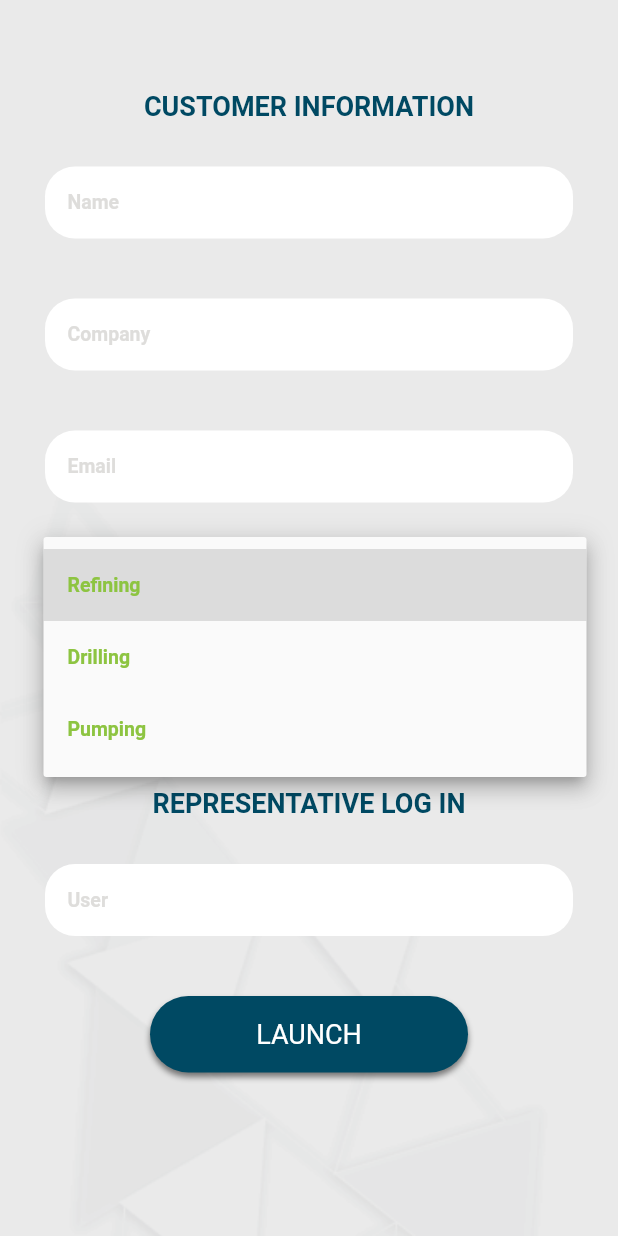
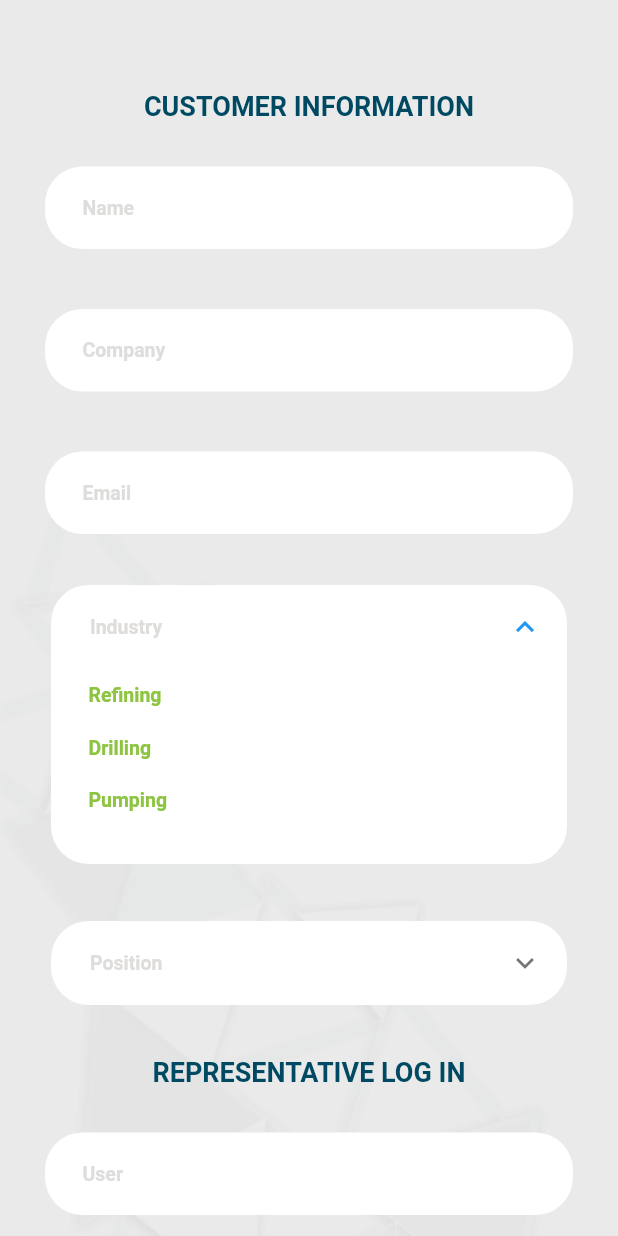
Before and after one commit to SonQBChau/brand_root_solution, a Flutter app: the CustomerInfoPage screen opened by its route, after a tap on "Industry", on a phone screen of 412 x 824 dp. Run offline on Flutter 3.47's test engine with Material 2 defaults, Android fonts, the phone set to English and light mode, and no system bars; our stand-ins replace charts_flutter, photo_view; missing offline and left inert: animator, esys_flutter_share; Roboto replaces fonts that are missing (GothicA1).

Commit message:
position widget and improve UI

```diff
--- a/lib/main.dart
+++ b/lib/main.dart
@@ -32,7 +32,7 @@ class MyApp extends StatelessWidget {
       ),
       initialRoute: '/',
       routes:{
-        '/':(context) => MyHomePage(),
+        '/':(context) => CustomerInfoPage(),
         '/customer':(context) => CustomerInfoPage(),
         '/menu':(context) => MenuPage(),
         '/mi':(context) => MiStrategyPage(),
--- a/lib/screens/customer_info_page.dart
+++ b/lib/screens/customer_info_page.dart
@@ -21,35 +21,35 @@ class CustomerInfoPage extends StatefulWidget {
 class _CustomerInfoPageState extends State<CustomerInfoPage> {
   final _formKey = GlobalKey<FormState>();
   bool _autoValidate = false;
-  bool showIndustryError = false;
-  bool showPositionError = false;
+//  bool showIndustryError = false;
+//  bool showPositionError = false;
 
   void validateForm(){
     _autoValidate = true;
     //manually check dropdownbutton value
-    if (globals.customerIndustry == null){
-      setState(() {
-        showIndustryError = true;
-      });
-    }
-    else{
-      setState(() {
-        showIndustryError = false;
-      });
-    }
-    if (globals.customerPosition == null){
-      setState(() {
-        showPositionError = true;
-      });
-    }
-    else{
-      setState(() {
-        showPositionError = false;
-      });
-    }
+//    if (globals.customerIndustry == null){
+//      setState(() {
+//        showIndustryError = true;
+//      });
+//    }
+//    else{
+//      setState(() {
+//        showIndustryError = false;
+//      });
+//    }
+//    if (globals.customerPosition == null){
+//      setState(() {
+//        showPositionError = true;
+//      });
+//    }
+//    else{
+//      setState(() {
+//        showPositionError = false;
+//      });
+//    }
 
     //all validate
-    if (_formKey.currentState.validate() && !showPositionError && !showIndustryError ){
+    if (_formKey.currentState.validate()){
       _formKey.currentState.save();
 
       Navigator.pushReplacement(
@@ -109,13 +109,13 @@ class _CustomerInfoPageState extends State<CustomerInfoPage> {
       onSubmit: (value) =>  globals.customerEmail = value,
     ));
 
-    formWidget.add(IndustryWidget(showError: showIndustryError));
-    formWidget.add(PositionWidget(showError: showPositionError));
+    formWidget.add(IndustryWidget());
+    formWidget.add(PositionWidget());
 
     formWidget.add(RepresentativeHeadderWidget());
     formWidget.add(TextWidgetInfoPage(
       hintTxt: 'User',
-      onValidate: (value) => validateEmpty(value, 'Please enter user'),
+      onValidate: (value) => validateEmpty(value, 'Please enter your user'),
       onSubmit: (value) =>  globals.representativeUser = value,
     ));
     formWidget.add(SizedBox(height: 10));
--- /dev/null
+++ b/lib/utils/common_widget.dart
@@ -0,0 +1,17 @@
+
+
+import 'package:flutter/material.dart';
+
+class RoundedCornerContainer extends StatelessWidget {
+  @override
+  Widget build(BuildContext context) {
+    return Container(
+      decoration:  BoxDecoration(
+        borderRadius: BorderRadius.circular(5),
+      ),
+      margin: EdgeInsetsDirectional.only(start: 1.0, end: 1.0),
+      height: 6.0,
+
+    );
+  }
+}
--- a/lib/widgets/bottom_sheet_list.dart
+++ b/lib/widgets/bottom_sheet_list.dart
@@ -25,7 +25,7 @@ class BottomSheetList extends StatelessWidget {
     return ListView(
       children: <Widget>[
         ..._buildQuestionCard(),//<-- List of Cards
-        SizedBox(height: 20),
+        SizedBox(height: 40),
         Row(
           mainAxisAlignment: MainAxisAlignment.center,
           children: <Widget>[
@@ -51,7 +51,7 @@ class BottomSheetList extends StatelessWidget {
             ),
           ],
         ),
-        SizedBox(height: 10),
+        SizedBox(height: 20),
         Row(
           mainAxisAlignment: MainAxisAlignment.center,
           children: <Widget>[
@@ -78,7 +78,7 @@ class BottomSheetList extends StatelessWidget {
           ],
         ),
         SizedBox(width: 20),
-        SizedBox(height: 30),
+        SizedBox(height: 50),
       ],
     );
   }
--- a/lib/widgets/custom_expension_tile.dart
+++ b/lib/widgets/custom_expension_tile.dart
@@ -155,8 +155,6 @@ class CustomExpansionTileState extends State<CustomExpansionTile> with SingleTic
     return Container(
 
       child: Column(
-//        mainAxisSize: MainAxisSize.min,
-//      crossAxisAlignment: CrossAxisAlignment.start,
         children: <Widget>[
           ListTileTheme.merge(
             iconColor: _iconColor.value,
--- a/lib/widgets/industry_widget.dart
+++ b/lib/widgets/industry_widget.dart
@@ -1,104 +1,95 @@
 import 'package:flutter/material.dart';
-import 'package:sale_form_demo/services/intro_form_provider.dart';
 import 'package:sale_form_demo/utils/app_color.dart';
-import 'package:sale_form_demo/data/globals.dart' as globals;
+import 'package:sale_form_demo/widgets/custom_expension_tile.dart';
 
 class IndustryWidget extends StatefulWidget {
-  bool showError;
-  IndustryWidget({this.showError});
-
   @override
-  _IndustryWidgetState createState() => _IndustryWidgetState();
+  _IndustryWidgetWidgetState createState() => _IndustryWidgetWidgetState();
 }
 
-class _IndustryWidgetState extends State<IndustryWidget> {
-  int _value;
-  final List<DropdownMenuItem<int>> industryList = [
-    DropdownMenuItem(
-      child:  Text('Refining'),
-      value: 0,
-    ),
-    DropdownMenuItem(
-      child:  Text('Drilling'),
-      value: 1,
-    ),
-    DropdownMenuItem(
-      child:  Text('Pumping'),
-      value: 2,
-    ),
-  ];
+class _IndustryWidgetWidgetState extends State<IndustryWidget> {
+  final GlobalKey<CustomExpansionTileState> expansionTileKey = new GlobalKey();
+
+  String title = 'Industry';
+
+  _handleLocationChange(String value) {
+    setState(() {
+      title = value;
+    });
+    expansionTileKey.currentState.collapse();
+  }
 
   @override
   Widget build(BuildContext context) {
+    var titleColor = title == 'Industry'? colorGrey20 : colorGreen;
+    return Column(
+      children: <Widget>[
+        Container(
+          padding: EdgeInsets.only(left: 30, right: 30, top: 0, bottom: 0),
+          child: Card(
+            elevation: 0,
+            shape: RoundedRectangleBorder(
+              borderRadius: BorderRadius.circular(25.0),
+            ),
+            child: CustomExpansionTile(
+              key: expansionTileKey,
+              title: Container(
+                padding: EdgeInsets.only(top: 0, bottom: 0, left: 10, right: 10),
+                child: Text(
+                  title,
+                  style: TextStyle(color: titleColor, fontWeight: FontWeight.w600, fontSize: 13),
+                ),
+              ),
+              children: <Widget>[
 
+                IndustryChoice(
+                  title: 'Refining',
+                  onTap: _handleLocationChange,
+                ),
+                IndustryChoice(
+                  title: 'Drilling',
+                  onTap: _handleLocationChange,
+                ),
+                IndustryChoice(
+                  title: 'Pumping',
+                  onTap: _handleLocationChange,
+                ),
+                SizedBox(
+                  height: 10,
+                ),
 
-    return Container(
-      padding:  EdgeInsets.only(left: 30, right: 30, top: 0, bottom: 0),
-      child: Column(
-        crossAxisAlignment: CrossAxisAlignment.start,
-        children: <Widget>[
-          Container(
-            padding: EdgeInsets.only(top: 13, bottom: 13, left: 15, right: 15),
-            decoration: BoxDecoration(
-              color: Colors.white,
-              borderRadius: BorderRadius.circular(23),
-            ),
-            child: DropdownButtonHideUnderline(
-              child: DropdownButton(
-                  hint: Text(
-                    'Industry',
-                    style: TextStyle(
-                        color: colorGrey20,
-                        fontWeight: FontWeight.w600,
-                        fontSize: 13),
-                  ),
-                  icon: Icon(Icons.keyboard_arrow_down, color: colorBlue,),
-                  isDense: true,
-                  isExpanded: true,
-                  style: TextStyle(
-                      color: colorGreen,
-                      fontWeight: FontWeight.w600,
-                      fontSize: 13),
-                  items: industryList,
-                  value: _value,
-                  onChanged: (value) {
-                      globals.customerIndustry = value;
-                      setState(() {
-                        _value = value;
-                        widget.showError = false;
-                      });
-                  }),
+              ],
             ),
           ),
-          SizedBox(
-            height: 5,
-          ),
-          buildErrorMessage(widget.showError),
-          SizedBox(
-            height: 25,
-          ),
-        ],
+        ),
+        SizedBox(
+          height: 30,
+        ),
+      ],
+    );
+  }
+}
+
+class IndustryChoice extends StatelessWidget {
+  final String title;
+  final Function onTap;
+  IndustryChoice({this.title, this.onTap});
+
+  @override
+  Widget build(BuildContext context) {
+    return GestureDetector(
+      onTap: () {
+        onTap(title);
+      },
+      child: Container(
+        padding: EdgeInsets.symmetric(vertical: 10),
+        child: Text(title,
+            style: TextStyle(
+              color: colorGreen,
+              fontWeight: FontWeight.w600,
+                fontSize: 13
+            )),
       ),
     );
   }
-
-  buildErrorMessage(bool showError) {
-    if (showError){
-      return Container(
-        padding: EdgeInsets.only(top:5,bottom: 5, left: 5),
-        child: Row(
-          children: <Widget>[
-            SizedBox(width: 10,),
-            Text(
-              'Please select industry',
-              style:
-              TextStyle(color: Colors.redAccent.shade700, fontSize: 12.0),
-            ),
-          ],
-        ),
-      );
-    }
-    else
-      return Container();
-  }
 }
--- a/lib/widgets/mi_strategy_bottom_sheet.dart
+++ b/lib/widgets/mi_strategy_bottom_sheet.dart
@@ -91,12 +91,16 @@ class _MIStrategyBottomSheetState extends State<MIStrategyBottomSheet> with Sing
                 children: <Widget>[
                   SizedBox(
                     height: 30.0,
-                    width: 100,
+                    width: 50,
                     child: Center(
                       child: Container(
+                        decoration:  BoxDecoration(
+                          color: colorBlue,
+                            borderRadius: BorderRadius.circular(5),
+                        ),
                         margin: EdgeInsetsDirectional.only(start: 1.0, end: 1.0),
-                        height: 3.0,
-                        color: colorBlue,
+                        height: 6.0,
+
                       ),
                     ),
                   ),
--- a/lib/widgets/position_widget.dart
+++ b/lib/widgets/position_widget.dart
@@ -1,104 +1,95 @@
 import 'package:flutter/material.dart';
-import 'package:sale_form_demo/services/intro_form_provider.dart';
 import 'package:sale_form_demo/utils/app_color.dart';
-import 'package:sale_form_demo/data/globals.dart' as globals;
+import 'package:sale_form_demo/widgets/custom_expension_tile.dart';
 
 class PositionWidget extends StatefulWidget {
-  bool showError;
-  PositionWidget({this.showError});
-
   @override
   _PositionWidgetState createState() => _PositionWidgetState();
 }
 
 class _PositionWidgetState extends State<PositionWidget> {
-  int _value;
-  final List<DropdownMenuItem<int>> positionList = [
-    DropdownMenuItem(
-      child:  Text('Executive'),
-      value: 0,
-    ),
-    DropdownMenuItem(
-      child:  Text('Director'),
-      value: 1,
-    ),
-    DropdownMenuItem(
-      child:  Text('Manager'),
-      value: 2,
-    ),
-  ];
+  final GlobalKey<CustomExpansionTileState> expansionTileKey = new GlobalKey();
+
+  String title = 'Position';
+
+  _handleLocationChange(String value) {
+    setState(() {
+      title = value;
+    });
+    expansionTileKey.currentState.collapse();
+  }
 
   @override
   Widget build(BuildContext context) {
+    var titleColor = title == 'Position'? colorGrey20 : colorGreen;
+    return Column(
+      children: <Widget>[
+        Container(
+          padding: EdgeInsets.only(left: 30, right: 30, top: 0, bottom: 0),
+          child: Card(
+            elevation: 0,
+            shape: RoundedRectangleBorder(
+              borderRadius: BorderRadius.circular(25.0),
+            ),
+            child: CustomExpansionTile(
+              key: expansionTileKey,
+              title: Container(
+                padding: EdgeInsets.only(top: 0, bottom: 0, left: 10, right: 10),
+                child: Text(
+                  title,
+                  style: TextStyle(color: titleColor, fontWeight: FontWeight.w600, fontSize: 13),
+                ),
+              ),
+              children: <Widget>[
 
+                IndustryChoice(
+                  title: 'Executive',
+                  onTap: _handleLocationChange,
+                ),
+                IndustryChoice(
+                  title: 'Director',
+                  onTap: _handleLocationChange,
+                ),
+                IndustryChoice(
+                  title: 'Manager',
+                  onTap: _handleLocationChange,
+                ),
+                SizedBox(
+                  height: 10,
+                ),
 
-    return Container(
-      padding:  EdgeInsets.only(left: 30, right: 30, top: 0, bottom: 0),
-      child: Column(
-        crossAxisAlignment: CrossAxisAlignment.start,
-        children: <Widget>[
-          Container(
-            padding: EdgeInsets.only(top: 13, bottom: 13, left: 15, right: 15),
-            decoration: BoxDecoration(
-              color: Colors.white,
-              borderRadius: BorderRadius.circular(23),
-            ),
-            child: DropdownButtonHideUnderline(
-              child: DropdownButton(
-                  hint: Text(
-                    'Industry',
-                    style: TextStyle(
-                        color: colorGrey20,
-                        fontWeight: FontWeight.w600,
-                        fontSize: 13),
-                  ),
-                  icon: Icon(Icons.keyboard_arrow_down, color: colorBlue,),
-                  isDense: true,
-                  isExpanded: true,
-                  style: TextStyle(
-                      color: colorGreen,
-                      fontWeight: FontWeight.w600,
-                      fontSize: 13),
-                  items: positionList,
-                  value: _value,
-                  onChanged: (value) {
-                    globals.customerPosition = value;
-                    setState(() {
-                      _value = value;
-                      widget.showError = false;
-                    });
-                  }),
+              ],
             ),
           ),
-          SizedBox(
-            height: 5,
-          ),
-          buildErrorMessage(widget.showError),
-          SizedBox(
-            height: 25,
-          ),
-        ],
+        ),
+        SizedBox(
+          height: 30,
+        ),
+      ],
+    );
+  }
+}
+
+class IndustryChoice extends StatelessWidget {
+  final String title;
+  final Function onTap;
+  IndustryChoice({this.title, this.onTap});
+
+  @override
+  Widget build(BuildContext context) {
+    return GestureDetector(
+      onTap: () {
+        onTap(title);
+      },
+      child: Container(
+        padding: EdgeInsets.symmetric(vertical: 10),
+        child: Text(title,
+            style: TextStyle(
+                color: colorGreen,
+                fontWeight: FontWeight.w600,
+                fontSize: 13
+            )),
       ),
     );
   }
-
-  buildErrorMessage(bool showError) {
-    if (showError){
-      return Container(
-        padding: EdgeInsets.only(top:5,bottom: 5, left: 5),
-        child: Row(
-          children: <Widget>[
-            SizedBox(width: 10,),
-            Text(
-              'Please select position',
-              style:
-              TextStyle(color: Colors.redAccent.shade700, fontSize: 12.0),
-            ),
-          ],
-        ),
-      );
-    }
-    else
-      return Container();
-  }
 }
--- a/lib/widgets/text_widget_info_page.dart
+++ b/lib/widgets/text_widget_info_page.dart
@@ -30,22 +30,22 @@ class TextWidgetInfoPage extends StatelessWidget {
           TextFormField(
             decoration: InputDecoration(
               contentPadding:
-                  EdgeInsets.symmetric(vertical: 15, horizontal: 15),
+                  EdgeInsets.symmetric(vertical: 20, horizontal: 25),
               enabledBorder: OutlineInputBorder(
                 borderSide: BorderSide.none,
-                borderRadius: BorderRadius.all(Radius.circular(20.0)),
+                borderRadius: BorderRadius.all(Radius.circular(25.0)),
               ),
               focusedBorder: OutlineInputBorder(
                 borderSide: BorderSide(color: colorGreen),
-                borderRadius: BorderRadius.all(Radius.circular(20.0)),
+                borderRadius: BorderRadius.all(Radius.circular(25.0)),
               ),
               errorBorder: OutlineInputBorder(
                 borderSide: BorderSide(color: colorGrey20),
-                borderRadius: BorderRadius.all(Radius.circular(20.0)),
+                borderRadius: BorderRadius.all(Radius.circular(25.0)),
               ),
               focusedErrorBorder: OutlineInputBorder(
                 borderSide: BorderSide(color: Colors.red,),
-                borderRadius: BorderRadius.all(Radius.circular(20.0)),
+                borderRadius: BorderRadius.all(Radius.circular(25.0)),
               ),
 
               hintText: hintTxt,
```
Also changed, not shown: lib/widgets/expansion_choice_widget.dart (+0 -9 lines).
